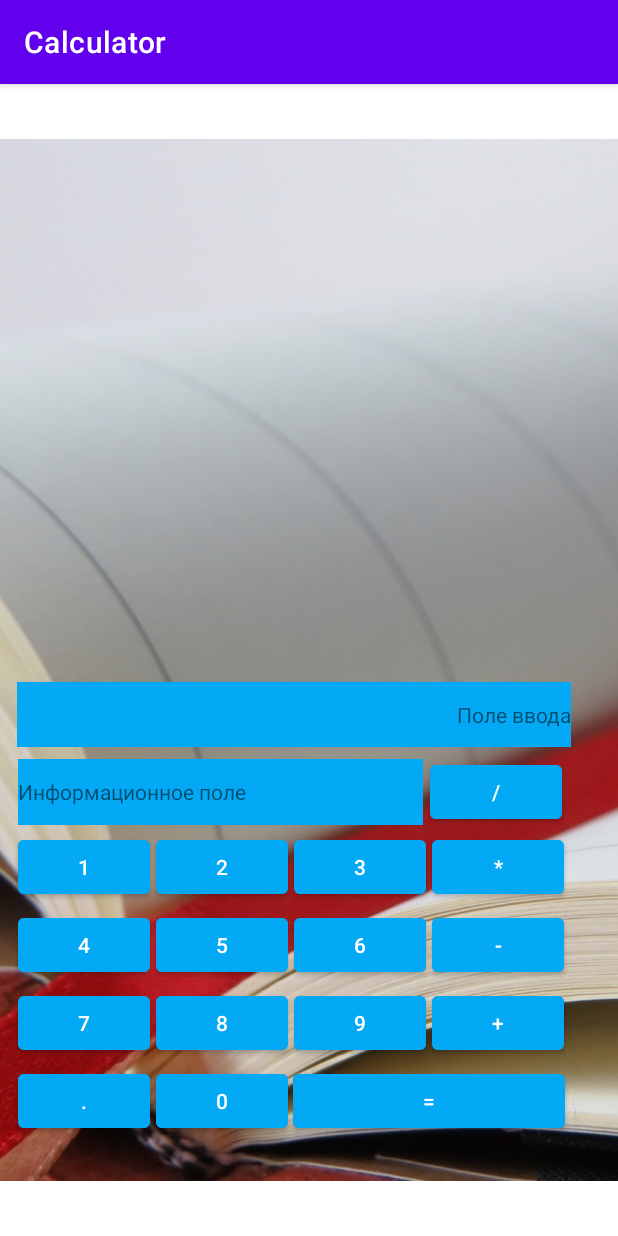
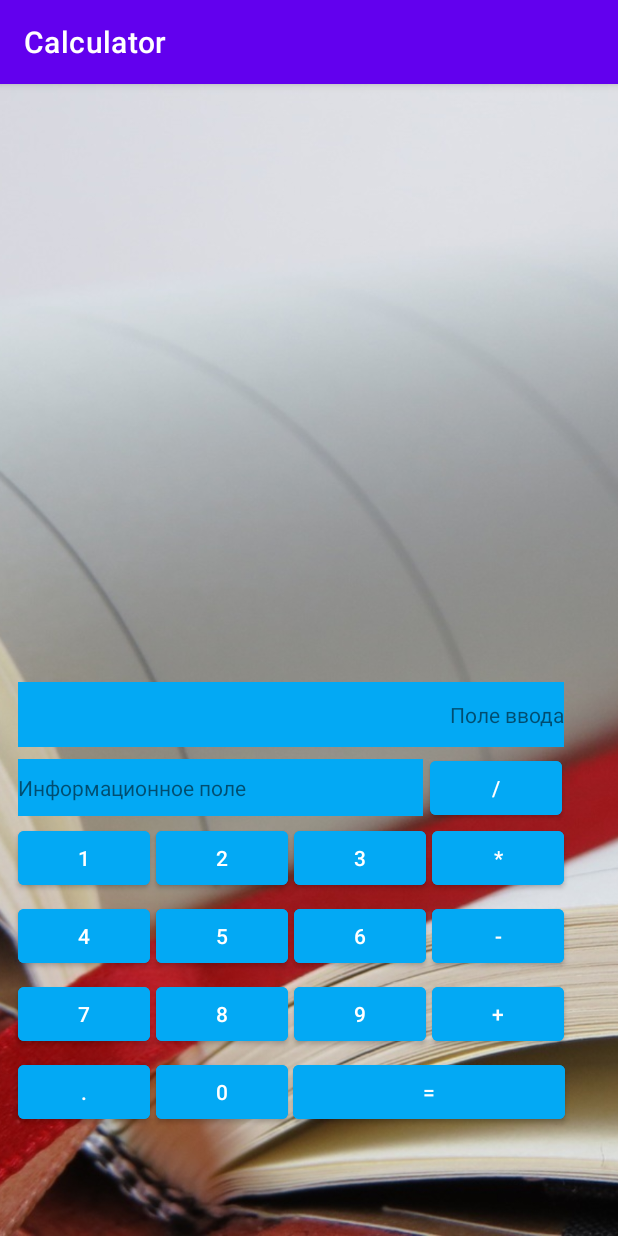
Before and after one commit to lbuckl/Calculator, an Android app: the screen it shows after launch (MainActivity), on a phone screen of 412 x 824 dp. Run offline under Robolectric (Android 15) with nearby library versions, the phone set to English and light mode, and no system bars.

Commit message:
Add background to relativeLayout Correct button space

```diff
--- a/app/src/main/res/layout/activity_constraint_buttons.xml
+++ b/app/src/main/res/layout/activity_constraint_buttons.xml
@@ -8,7 +8,7 @@
     <TextView
         android:id="@+id/textView5"
         android:layout_width="270dp"
-        android:layout_height="44dp"
+        android:layout_height="38dp"
         android:layout_marginTop="8dp"
         android:background="#03A9F4"
         android:gravity="center_vertical"
@@ -18,13 +18,12 @@
 
     <TextView
         android:id="@+id/textView4"
-        android:layout_width="369dp"
+        android:layout_width="364dp"
         android:layout_height="43dp"
         android:layout_marginTop="8dp"
         android:background="#03A9F4"
         android:gravity="right|center_vertical"
         android:text="@string/_enter_field"
-        app:layout_constraintEnd_toStartOf="@+id/guideline7"
         app:layout_constraintStart_toStartOf="@+id/guideline6"
         app:layout_constraintTop_toTopOf="parent" />
 
--- a/app/src/main/res/layout/activity_main.xml
+++ b/app/src/main/res/layout/activity_main.xml
@@ -6,20 +6,27 @@
     android:layout_height="wrap_content"
     tools:context=".MainActivity">
 
-    <ImageView
-        android:id="@+id/imageView3"
-        android:layout_width="wrap_content"
-        android:layout_height="wrap_content"
-        app:layout_constraintBottom_toBottomOf="parent"
-        app:layout_constraintEnd_toEndOf="parent"
-        app:layout_constraintStart_toStartOf="parent"
-        app:layout_constraintTop_toTopOf="parent"
-        app:srcCompat="@drawable/notebook3" />
+    <RelativeLayout
+        android:id="@+id/relativeLayout"
+        android:layout_width="match_parent"
+        android:layout_height="match_parent">
+
+        <ImageView
+            android:id="@+id/background"
+            android:layout_width="match_parent"
+            android:layout_height="wrap_content"
+            android:scaleType="centerCrop"
+            app:srcCompat="@drawable/notebook3" />
+
+
+    </RelativeLayout>
 
     <include
+        android:id="@+id/include"
         layout="@layout/activity_constraint_buttons"
         android:layout_width="408dp"
         android:layout_height="377dp"
-        app:layout_constraintBottom_toBottomOf="@+id/imageView3"
-        tools:layout_editor_absoluteX="2dp" />
+        app:layout_constraintBottom_toBottomOf="@+id/relativeLayout" />
+
+
 </androidx.constraintlayout.widget.ConstraintLayout>
```
